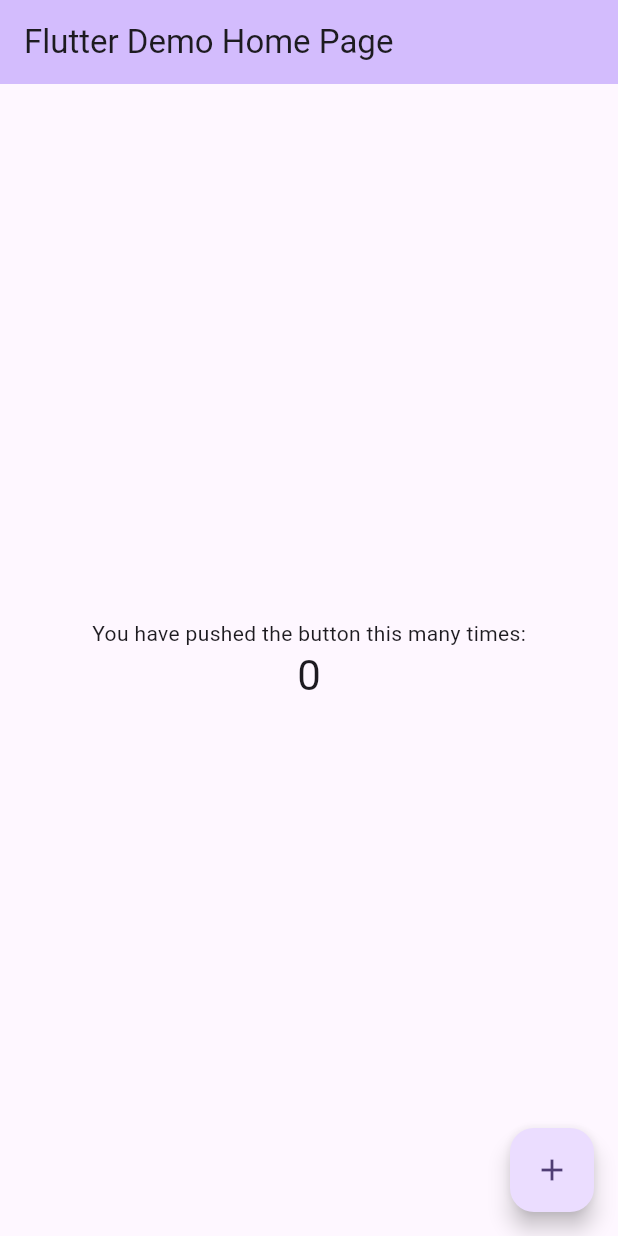
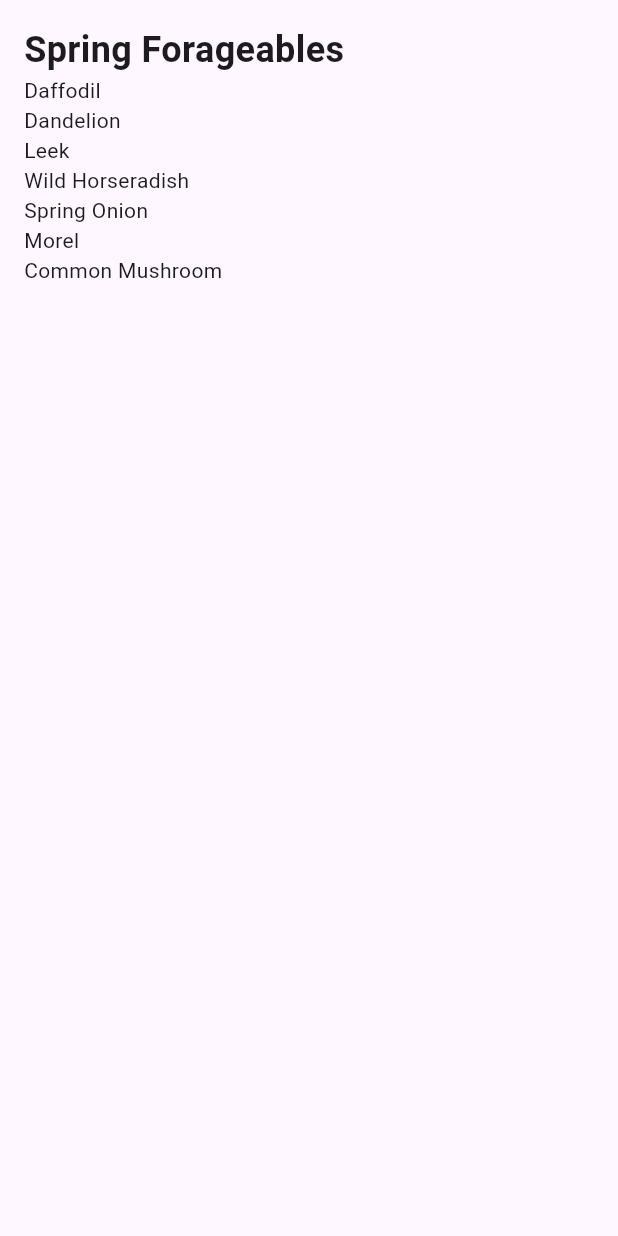
Before and after one commit to cjudd35/Stardew_companion, a Flutter app: the screen it shows after launch, on a phone screen of 412 x 824 dp. Run offline on Flutter 3.47's test engine with Material 3 defaults, Android fonts, the phone set to English and light mode, and no system bars.

Commit message:
Added first demo screen and opened app to new screen

```diff
--- a/lib/main.dart
+++ b/lib/main.dart
@@ -1,5 +1,5 @@
 import 'package:flutter/material.dart';
-
+import 'screens/ForageablesScreen.dart';
 void main() {
   runApp(const MyApp());
 }
@@ -7,116 +7,15 @@ void main() {
 class MyApp extends StatelessWidget {
   const MyApp({super.key});
 
-  // This widget is the root of your application.
   @override
   Widget build(BuildContext context) {
     return MaterialApp(
-      title: 'Flutter Demo',
+      title: 'Stardew Companion',
+      home: const ForageablesScreen(),
       theme: ThemeData(
-        // This is the theme of your application.
-        //
-        // TRY THIS: Try running your application with "flutter run". You'll see
-        // the application has a purple toolbar. Then, without quitting the app,
-        // try changing the seedColor in the colorScheme below to Colors.green
-        // and then invoke "hot reload" (save your changes or press the "hot
-        // reload" button in a Flutter-supported IDE, or press "r" if you used
-        // the command line to start the app).
-        //
-        // Notice that the counter didn't reset back to zero; the application
-        // state is not lost during the reload. To reset the state, use hot
-        // restart instead.
-        //
-        // This works for code too, not just values: Most code changes can be
-        // tested with just a hot reload.
-        colorScheme: .fromSeed(seedColor: Colors.deepPurple),
+        colorScheme: ColorScheme.fromSeed(seedColor: Colors.deepPurple),
       ),
-      home: const MyHomePage(title: 'Flutter Demo Home Page'),
+
     );
   }
 }
-
-class MyHomePage extends StatefulWidget {
-  const MyHomePage({super.key, required this.title});
-
-  // This widget is the home page of your application. It is stateful, meaning
-  // that it has a State object (defined below) that contains fields that affect
-  // how it looks.
-
-  // This class is the configuration for the state. It holds the values (in this
-  // case the title) provided by the parent (in this case the App widget) and
-  // used by the build method of the State. Fields in a Widget subclass are
-  // always marked "final".
-
-  final String title;
-
-  @override
-  State<MyHomePage> createState() => _MyHomePageState();
-}
-
-class _MyHomePageState extends State<MyHomePage> {
-  int _counter = 0;
-
-  void _incrementCounter() {
-    setState(() {
-      // This call to setState tells the Flutter framework that something has
-      // changed in this State, which causes it to rerun the build method below
-      // so that the display can reflect the updated values. If we changed
-      // _counter without calling setState(), then the build method would not be
-      // called again, and so nothing would appear to happen.
-      _counter++;
-    });
-  }
-
-  @override
-  Widget build(BuildContext context) {
-    // This method is rerun every time setState is called, for instance as done
-    // by the _incrementCounter method above.
-    //
-    // The Flutter framework has been optimized to make rerunning build methods
-    // fast, so that you can just rebuild anything that needs updating rather
-    // than having to individually change instances of widgets.
-    return Scaffold(
-      appBar: AppBar(
-        // TRY THIS: Try changing the color here to a specific color (to
-        // Colors.amber, perhaps?) and trigger a hot reload to see the AppBar
-        // change color while the other colors stay the same.
-        backgroundColor: Theme.of(context).colorScheme.inversePrimary,
-        // Here we take the value from the MyHomePage object that was created by
-        // the App.build method, and use it to set our appbar title.
-        title: Text(widget.title),
-      ),
-      body: Center(
-        // Center is a layout widget. It takes a single child and positions it
-        // in the middle of the parent.
-        child: Column(
-          // Column is also a layout widget. It takes a list of children and
-          // arranges them vertically. By default, it sizes itself to fit its
-          // children horizontally, and tries to be as tall as its parent.
-          //
-          // Column has various properties to control how it sizes itself and
-          // how it positions its children. Here we use mainAxisAlignment to
-          // center the children vertically; the main axis here is the vertical
-          // axis because Columns are vertical (the cross axis would be
-          // horizontal).
-          //
-          // TRY THIS: Invoke "debug painting" (choose the "Toggle Debug Paint"
-          // action in the IDE, or press "p" in the console), to see the
-          // wireframe for each widget.
-          mainAxisAlignment: .center,
-          children: [
-            const Text('You have pushed the button this many times:'),
-            Text(
-              '$_counter',
-              style: Theme.of(context).textTheme.headlineMedium,
-            ),
-          ],
-        ),
-      ),
-      floatingActionButton: FloatingActionButton(
-        onPressed: _incrementCounter,
-        tooltip: 'Increment',
-        child: const Icon(Icons.add),
-      ),
-    );
-  }
-}
--- /dev/null
+++ b/lib/screens/ForageablesScreen.dart
@@ -0,0 +1,32 @@
+import 'package:flutter/material.dart';
+
+class ForageablesScreen extends StatelessWidget {
+  const ForageablesScreen({super.key});
+
+  @override
+  Widget build(BuildContext context) {
+
+    return const Scaffold(
+
+      body: Padding(
+        padding: EdgeInsets.all(16),
+        child: Column(
+          crossAxisAlignment: CrossAxisAlignment.start,
+          children: [
+            Text('Spring Forageables',
+              style: TextStyle(
+              fontSize: 24,
+              fontWeight: FontWeight.bold)),
+            Text("Daffodil"),
+            Text("Dandelion"),
+            Text("Leek"),
+            Text("Wild Horseradish"),
+            Text("Spring Onion"),
+            Text("Morel"),
+            Text("Common Mushroom"),
+            ],
+        )
+          )
+        );
+  }
+}
--- /dev/null
+++ b/lib/screens/SpringForageables.dart
@@ -0,0 +1,6 @@
+//Spring Forageables
+
+//Daffodil
+//Leek
+//Dandelion
+//Wild Horseradish
```
